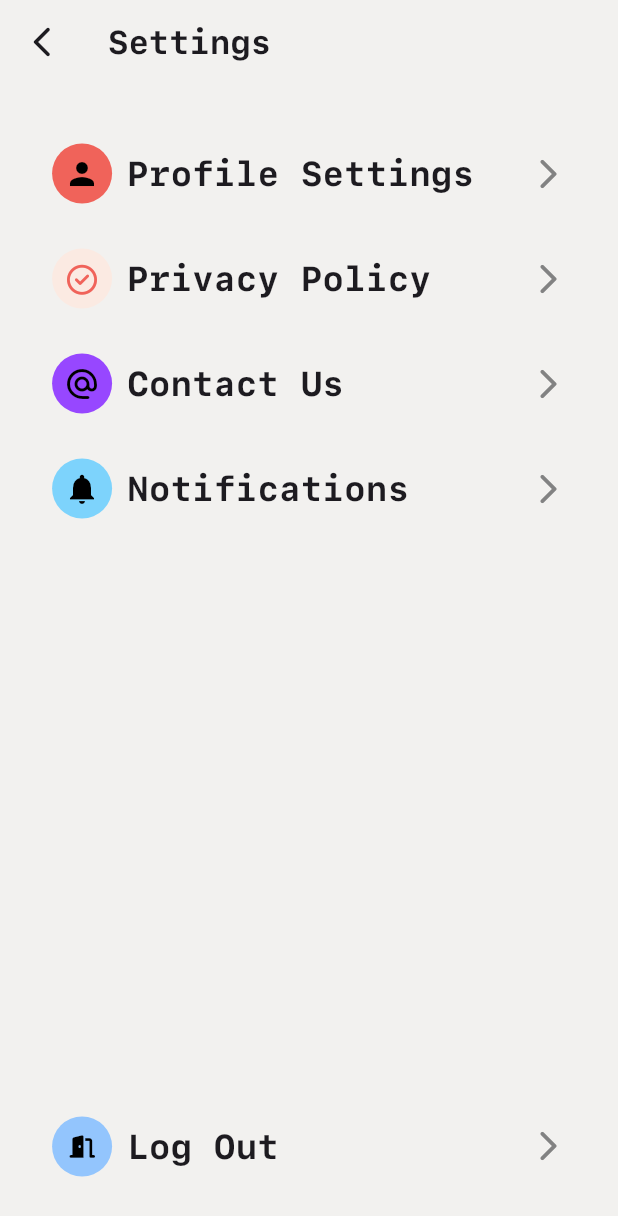
After one commit to HessahOfficial/7essa-mobile-app, a Flutter app: the SettingsScreen screen opened directly, on a phone screen of 412 x 824 dp. The commit adds this screen. Shown: the top 1216 px of the screen. Run offline on Flutter 3.47's test engine with Material 3 defaults, Android fonts, the phone set to English and light mode, and no system bars; our stand-ins replace fl_chart, flutter_svg, font_awesome_flutter, get, syncfusion_flutter_charts; missing offline and left inert: dart:ffi.

Commit message:
finishing the settings screen

```diff
--- a/lib/constants/app_colors.dart
+++ b/lib/constants/app_colors.dart
@@ -22,4 +22,11 @@ class AppColors {
   static const Color chartLine = Color(0xFFEAAB6E);
   static const Color belowChartLine = Color(0xFFF6E6D7);
   static const Color horizontalGridLine = Color(0xFFDFDFE3);
+  static const Color orange = Color(0xFFF0635A);
+  static const Color hover = Color(0xFFF3F1F6);
+  static const Color darkGray = Color(0xFF828282);
+  static const Color lightOrange = Color(0xFFFBEAE2);
+  static const Color purple = Color(0xFF9747FF);
+  static const Color skyBlue = Color(0xFF7DD3FC);
+  static const Color skyBlue300 = Color(0xFF93C5FD);
 }
--- a/lib/screens/login-screen.dart
+++ b/lib/screens/login-screen.dart
@@ -3,6 +3,7 @@ import 'package:flutter_svg/svg.dart';
 import 'package:get/get.dart';
 
 import 'package:hessa/screens/matched_property_screen.dart';
+import 'package:hessa/screens/settings_screen.dart';
 
 import '../constants/app_colors.dart';
 import '../utils/validator.dart';
@@ -147,7 +148,7 @@ class _LoginScreenState extends State<LoginScreen> {
                                         onTap: () {
                                           if (emailAddressController.text.isNotEmpty && passwordController.text.isNotEmpty
                                           && errorEmailAddress.isEmpty && errorPassword.isEmpty) {
-                                            Get.to(MatchedPropertyScreen());
+                                            Get.to(SettingsScreen());
                                           }
                                         }
                                     )
--- /dev/null
+++ b/lib/screens/settings_screen.dart
@@ -0,0 +1,86 @@
+import 'package:flutter/material.dart';
+import 'package:font_awesome_flutter/font_awesome_flutter.dart';
+import 'package:get/get.dart';
+import 'package:hessa/screens/login-screen.dart';
+import 'package:hessa/widgets/setting_item.dart';
+
+import '../constants/app_colors.dart';
+
+
+class SettingsScreen extends StatefulWidget {
+
+  const SettingsScreen({super.key});
+
+  @override
+  State<SettingsScreen> createState() => _SettingsScreenState();
+}
+
+class _SettingsScreenState extends State<SettingsScreen> {
+
+  @override
+  Widget build(BuildContext context) {
+
+    double screenWidth = MediaQuery.of(context).size.width;
+    double screenHeight = MediaQuery.of(context).size.height;
+
+    return Scaffold(
+      backgroundColor: AppColors.white1,
+      appBar: AppBar(
+        backgroundColor: AppColors.white1,
+        leading: GestureDetector(
+          onTap: () {
+            Get.back();
+          },
+          child: Icon(Icons.arrow_back_ios_new_rounded,),
+        ),
+        title: Text("Settings", style: TextStyle(
+            fontWeight: FontWeight.bold
+        ),),
+      ),
+      body:
+      Padding(
+        padding: EdgeInsets.symmetric(
+          horizontal: screenWidth * 0.06,
+          vertical: screenHeight * 0.03
+        ),
+        child: Column(
+          mainAxisAlignment: MainAxisAlignment.spaceBetween,
+          children: [
+            Column(
+              children: [
+                SettingItem(
+                  title: "Profile Settings",
+                  backgroundColor: AppColors.orange,
+                  icon: Icons.person,
+                ),
+                SettingItem(
+                  title: "Privacy Policy",
+                  backgroundColor: AppColors.lightOrange,
+                  iconWidget: FaIcon(FontAwesomeIcons.checkCircle, color: AppColors.orange, size: 20,),
+
+                ),
+                SettingItem(
+                  title: "Contact Us",
+                  backgroundColor: AppColors.purple,
+                  icon: Icons.alternate_email_rounded,
+                ),
+                SettingItem(
+                  title: "Notifications",
+                  backgroundColor: AppColors.skyBlue,
+                  icon: Icons.notifications,
+                ),
+              ],
+            ),
+            SettingItem(
+              title: "Log Out",
+              backgroundColor: AppColors.skyBlue300,
+              iconWidget: FaIcon(FontAwesomeIcons.doorOpen, size: 15, color: Colors.black,),
+              onTap: () {
+                Get.offAll(LoginScreen());
+              },
+            ),
+          ],
+      ),),
+    );
+  }
+}
--- /dev/null
+++ b/lib/widgets/setting_item.dart
@@ -0,0 +1,82 @@
+import 'package:flutter/material.dart';
+
+import '../constants/app_colors.dart';
+
+class SettingItem extends StatefulWidget {
+  final String title;
+  final IconData? icon;
+  final Widget? iconWidget;
+  final Color? iconColor;
+  final Color backgroundColor;
+  final void Function()? onTap;
+
+  const SettingItem({
+    super.key,
+    required this.title,
+    this.icon,
+    this.iconColor,
+    this.iconWidget,
+    required this.backgroundColor,
+    this.onTap,
+  });
+
+  @override
+  State<SettingItem> createState() => _SettingItemState();
+}
+
+class _SettingItemState extends State<SettingItem> {
+
+  late Color background;
+
+  @override
+  void initState() {
+    background = AppColors.white1;
+    super.initState();
+  }
+
+  @override
+  Widget build(BuildContext context) {
+
+    return Padding(
+      padding: EdgeInsets.symmetric(vertical: 5),
+      child: GestureDetector(
+        onLongPressStart: (value) {
+          setState(() {
+            background = AppColors.hover;
+          });
+        },
+        onLongPressEnd: (value) {
+          setState(() {
+            background = AppColors.white1;
+          });
+        },
+        onTap: widget.onTap ?? () {},
+        child: Container(
+          decoration: BoxDecoration(
+              color: background,
+              borderRadius: BorderRadius.circular(14)
+          ),
+          width: double.infinity,
+          height: 60,
+          child: Padding(
+            padding: EdgeInsets.all(10),
+            child: Row(
+              crossAxisAlignment: CrossAxisAlignment.center,
+              children: [
+                CircleAvatar(
+                  backgroundColor: widget.backgroundColor,
+                  child: widget.iconWidget ?? Icon(widget.icon, color: widget.iconColor ?? Colors.black),
+                ),
+                SizedBox(width: 10),
+                Text(widget.title, style: TextStyle(
+                    fontWeight: FontWeight.bold,
+                    fontSize: 23
+                ),),
+                Spacer(),
+                Icon(Icons.arrow_forward_ios_rounded, color: AppColors.darkGray,)
+              ],
+            ),),
+        ),
+    ),);
+  }
+}
--- a/pubspec.yaml
+++ b/pubspec.yaml
@@ -41,6 +41,7 @@ dependencies:
   syncfusion_flutter_charts: ^29.1.33
   fl_chart: ^0.70.2
   google_maps_flutter: ^2.12.0
+  font_awesome_flutter: ^10.8.0
 
 dev_dependencies:
 
```
Also changed, not shown: pubspec.lock, 4 other files.
